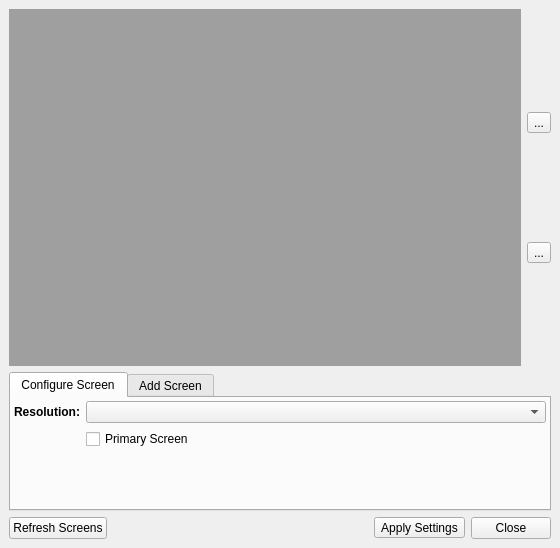
Qt form src-qt5/core-utils/lumina-xconfig/MainUI.ui (lumina-desktop/lumina) before a commit.
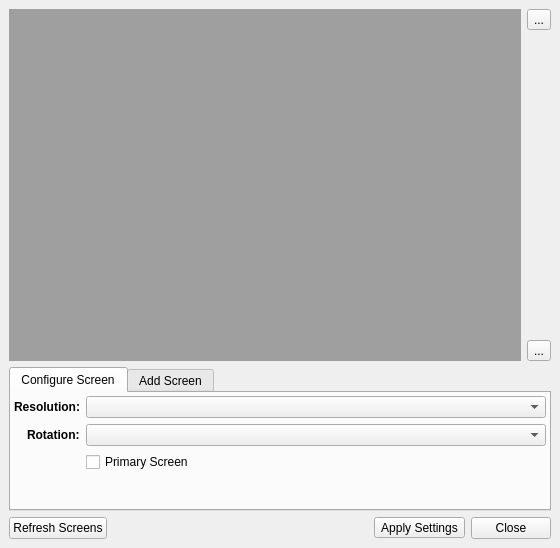
The same form after that commit. Icons and pictures are not drawn.

Commit message: Get the lumina-xconfig monitor settings all up and working again. 1) Add 2D placement options for screens 2) Add Rotation options for screens 3) Add Fluxbox restart fix for session changes.

Diff of the .ui file:
```diff
--- a/src-qt5/core-utils/lumina-xconfig/MainUI.ui
+++ b/src-qt5/core-utils/lumina-xconfig/MainUI.ui
@@ -29,6 +29,32 @@
           </property>
          </widget>
         </item>
+        <item>
+         <spacer name="verticalSpacer_4">
+          <property name="orientation">
+           <enum>Qt::Vertical</enum>
+          </property>
+          <property name="sizeHint" stdset="0">
+           <size>
+            <width>20</width>
+            <height>40</height>
+           </size>
+          </property>
+         </spacer>
+        </item>
+        <item>
+         <spacer name="verticalSpacer">
+          <property name="orientation">
+           <enum>Qt::Vertical</enum>
+          </property>
+          <property name="sizeHint" stdset="0">
+           <size>
+            <width>20</width>
+            <height>40</height>
+           </size>
+          </property>
+         </spacer>
+        </item>
         <item>
          <widget class="QToolButton" name="tool_tile">
           <property name="text">
@@ -88,20 +114,20 @@
           </item>
          </layout>
         </item>
-        <item row="2" column="1">
-         <spacer name="verticalSpacer_3">
-          <property name="orientation">
-           <enum>Qt::Vertical</enum>
-          </property>
-          <property name="sizeHint" stdset="0">
-           <size>
-            <width>20</width>
-            <height>40</height>
-           </size>
-          </property>
-         </spacer>
-        </item>
         <item row="3" column="1">
+         <spacer name="verticalSpacer_3">
+          <property name="orientation">
+           <enum>Qt::Vertical</enum>
+          </property>
+          <property name="sizeHint" stdset="0">
+           <size>
+            <width>20</width>
+            <height>40</height>
+           </size>
+          </property>
+         </spacer>
+        </item>
+        <item row="4" column="1">
          <layout class="QHBoxLayout" name="horizontalLayout_4">
           <item>
            <spacer name="horizontalSpacer_2">
@@ -118,13 +144,29 @@
           </item>
          </layout>
         </item>
-        <item row="1" column="1">
+        <item row="1" column="0">
+         <widget class="QLabel" name="label_2">
+          <property name="font">
+           <font>
+            <weight>75</weight>
+            <bold>true</bold>
+           </font>
+          </property>
+          <property name="text">
+           <string>Rotation:</string>
+          </property>
+         </widget>
+        </item>
+        <item row="2" column="1">
          <widget class="QCheckBox" name="check_primary">
           <property name="text">
            <string>Primary Screen</string>
           </property>
          </widget>
         </item>
+        <item row="1" column="1">
+         <widget class="QComboBox" name="combo_rotation"/>
+        </item>
        </layout>
       </widget>
       <widget class="QWidget" name="tab_new">
```
Left out of the diff: 9 changed lines with no effect on the pictures. The commit also changes 3 other files.
